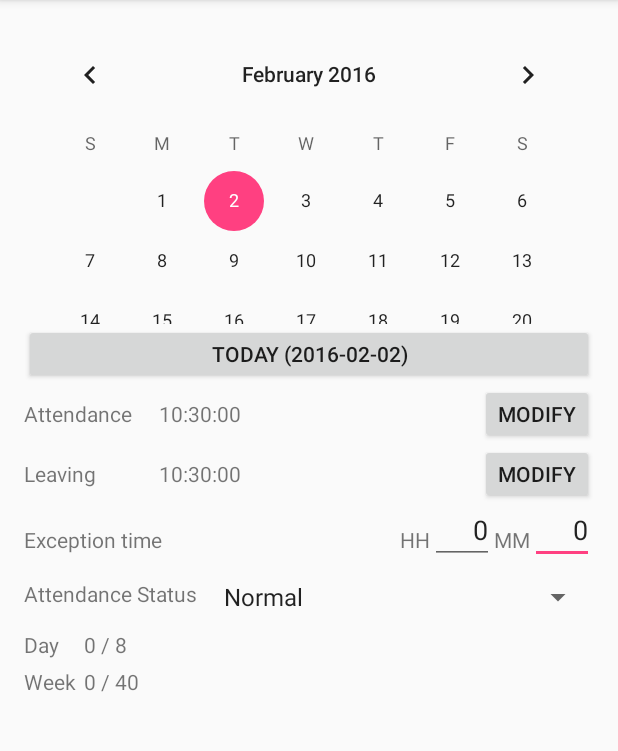
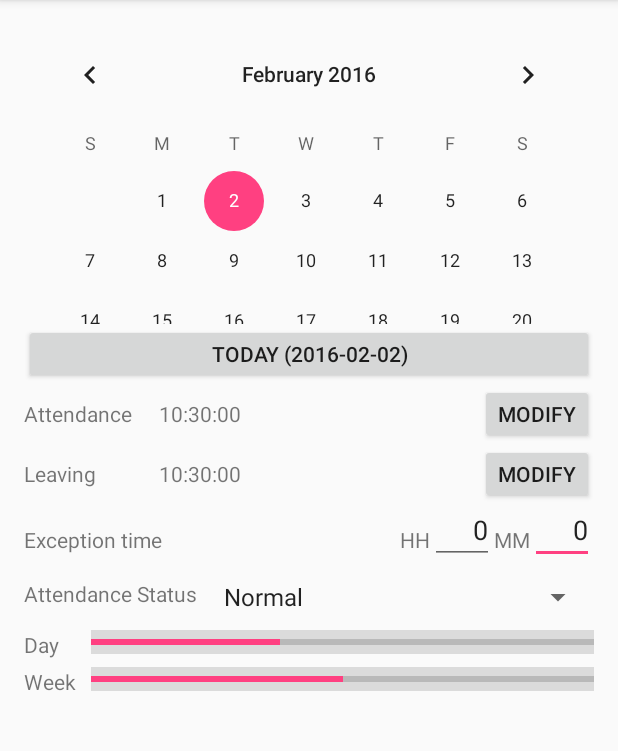
Before and after one commit to vimff/tman, an Android app: the screen it shows after launch (MainActivity), on a phone screen of 412 x 824 dp, the part 84-835 px from its top. Run offline under Robolectric (Android 15) with nearby library versions, the phone set to English and light mode, and no system bars; libraries missing offline, so code that uses them is left out: junit.framework.

Commit message:
Add ProgressBar for day and week hours

```diff
--- a/android/app/src/main/java/com/seakwon/tman/MainActivity.java
+++ b/android/app/src/main/java/com/seakwon/tman/MainActivity.java
@@ -8,6 +8,7 @@ import android.view.MenuItem;
 import android.view.View;
 import android.widget.Button;
 import android.widget.CalendarView;
+import android.widget.ProgressBar;
 import android.widget.TextView;
 
 import junit.framework.Assert;
@@ -21,12 +22,13 @@ public class MainActivity extends AppCompatActivity implements View.OnClickListe
 
     TextView mTextViewAttendanceTime;
     TextView mTextViewLeavingTime;
-    TextView mTextViewDayStatus;
-    TextView mTextViewWeekStatus;
 
     Button mButtonToday;
 
     CalendarView mCalendarView;
+
+    ProgressBar mProgressBarDay;
+    ProgressBar mProgressBarWeek;
 
     @Override
     protected void onCreate(Bundle savedInstanceState) {
@@ -101,14 +103,6 @@ public class MainActivity extends AppCompatActivity implements View.OnClickListe
                 "yyyy-MM-dd", Locale.KOREA).format(new Date()) + ")");
     }
 
-    public void setDayHours() {
-        mTextViewDayStatus.setText("0 / 8");
-    }
-
-    public void setWeekHours() {
-        mTextViewWeekStatus.setText("0 / 40");
-    }
-
     @Override
     public void onClick(View v) {
         switch (v.getId()) {
@@ -135,11 +129,8 @@ public class MainActivity extends AppCompatActivity implements View.OnClickListe
         mTextViewLeavingTime = (TextView) findViewById(R.id.textViewLeavingTime);
         setLeavingTime();
 
-        mTextViewDayStatus = (TextView) findViewById(R.id.textViewDayStatus);
-        setDayHours();
-
-        mTextViewWeekStatus = (TextView) findViewById(R.id.textViewWeekStatus);
-        setWeekHours();
+        mProgressBarDay = (ProgressBar) findViewById(R.id.progressBarDay);
+        mProgressBarWeek = (ProgressBar) findViewById(R.id.progressBarWeek);
 
         mButtonToday = (Button) findViewById(R.id.buttonToday);
         mButtonToday.setOnClickListener(this);
--- a/android/app/src/main/res/layout/content_main.xml
+++ b/android/app/src/main/res/layout/content_main.xml
@@ -192,11 +192,23 @@
                 android:text="@string/day_hours"
                 android:id="@+id/textViewDayHours" />
 
-            <TextView
+            <ProgressBar
+                style="@style/Base.Widget.AppCompat.ProgressBar.Horizontal"
                 android:layout_width="wrap_content"
                 android:layout_height="wrap_content"
-                android:id="@+id/textViewDayStatus"
-                android:layout_marginLeft="5dp" />
+                android:id="@+id/progressBarDay"
+                android:layout_weight="1"
+                android:layout_marginLeft="10dp"
+                android:background="#dbdbdb"
+                android:max="8"
+                android:progress="3"
+                android:textAlignment="center" />
+
+            <!--<TextView-->
+                <!--android:layout_width="wrap_content"-->
+                <!--android:layout_height="wrap_content"-->
+                <!--android:id="@+id/textViewDayStatus"-->
+                <!--android:layout_marginLeft="5dp" />-->
         </TableRow>
 
         <TableRow
@@ -210,12 +222,25 @@
                 android:id="@+id/textViewWeekHours"
                 android:layout_marginTop="5dp" />
 
-            <TextView
+            <ProgressBar
+                style="@style/Base.Widget.AppCompat.ProgressBar.Horizontal"
                 android:layout_width="wrap_content"
                 android:layout_height="wrap_content"
+                android:id="@+id/progressBarWeek"
+                android:layout_weight="1"
                 android:layout_marginTop="5dp"
-                android:id="@+id/textViewWeekStatus"
-                android:layout_marginLeft="5dp" />
+                android:layout_marginLeft="10dp"
+                android:background="#dbdbdb"
+                android:max="40"
+                android:progress="20"
+                android:textAlignment="center" />
+
+            <!--<TextView-->
+                <!--android:layout_width="wrap_content"-->
+                <!--android:layout_height="wrap_content"-->
+                <!--android:layout_marginTop="5dp"-->
+                <!--android:id="@+id/textViewWeekStatus"-->
+                <!--android:layout_marginLeft="5dp" />-->
         </TableRow>
 
     </TableLayout>
```
